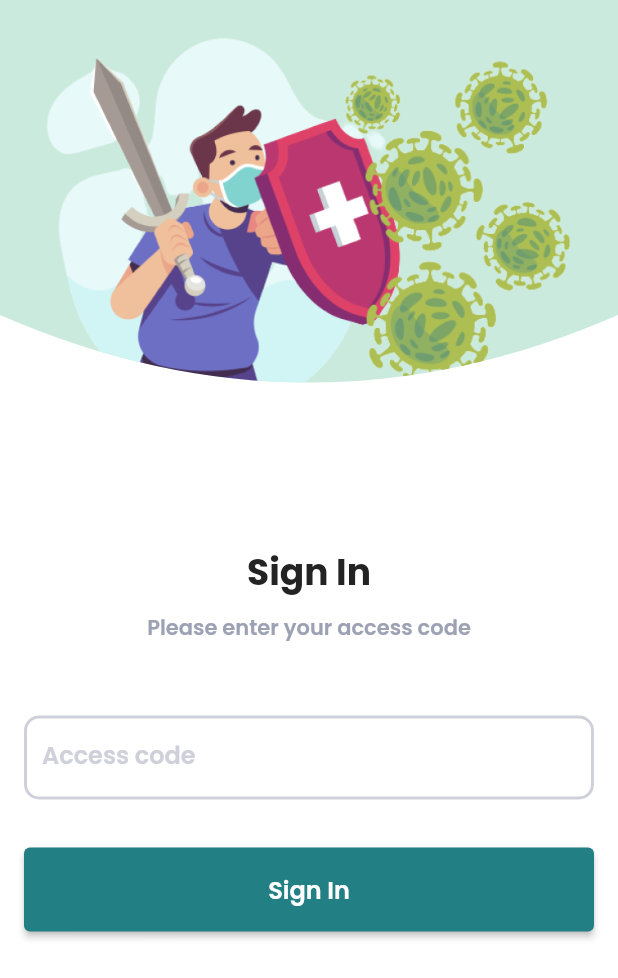
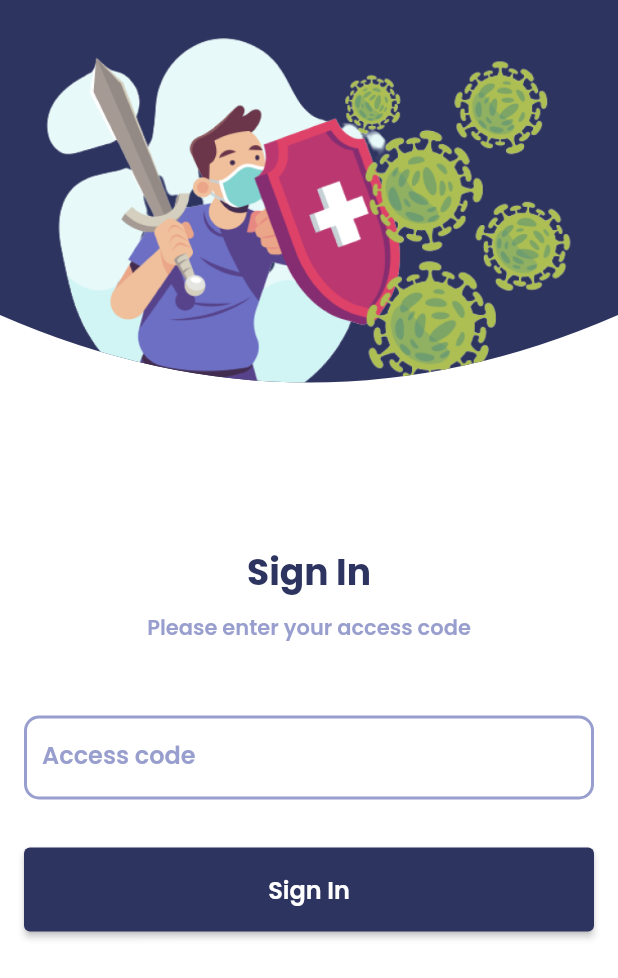
Before and after one commit to Alfyu07/covid_detection_system, a Flutter app: the screen it shows after launch, on a phone screen of 412 x 824 dp. Shown: the top 978 px of the screen. Run offline on Flutter 3.47's test engine with Material 2 defaults, Android fonts, the phone set to English and light mode, and no system bars; our stand-ins replace google_fonts.

Commit message:
add linting

```diff
--- /dev/null
+++ b/analysis_options.yaml
@@ -0,0 +1 @@
+include: package:lint/analysis_options.yaml
--- a/lib/shared/theme.dart
+++ b/lib/shared/theme.dart
@@ -1,11 +1,11 @@
 part of 'shared.dart';
 
-Color whiteColor = Color(0xffffffff);
+const Color whiteColor = Color(0xffffffff);
 
-Color darkGreenColor = Color(0xff227F83);
-Color greenColor = Color(0xff85C7B5);
-Color lighGreenColor = Color(0xffCBEADE);
-Color brokenWhiteColor = Color(0xffF6F4EB);
-Color primaryColor = Color(0xff232323);
-Color greyColor = Color(0xff9CA1B4);
-Color lightGreyColor = Color(0xffCED1DA);
+const Color primaryColor = Color(0xff2E3460);
+const Color secondaryColor = Color(0xffD6A93B);
+const Color blackColor = Color(0xff111322);
+const Color ghostWhiteColor = Color(0xffF1F2F8);
+const Color blueGreyColor = Color(0xff989ECD);
+const Color redColor = Color(0xffFF5C83);
+const Color greenColor = Color(0xff01CE59);
--- a/lib/ui/pages/sign_in_page.dart
+++ b/lib/ui/pages/sign_in_page.dart
@@ -20,8 +20,8 @@ class _SigninPageState extends State<SigninPage> {
                 clipper: SignInClipper(),
                 child: Container(
                   height: 300,
-                  decoration: BoxDecoration(
-                    color: lighGreenColor,
+                  decoration: const BoxDecoration(
+                    color: primaryColor,
                     image: DecorationImage(
                       image: AssetImage(
                         'assets/person_fighting_with_virus.png.png',
@@ -31,8 +31,8 @@ class _SigninPageState extends State<SigninPage> {
                 ),
               ),
             ),
-            SizedBox(height: 64),
-            Text(
+            const SizedBox(height: 64),
+            const Text(
               'Sign In',
               style: TextStyle(
                 color: primaryColor,
@@ -40,55 +40,57 @@ class _SigninPageState extends State<SigninPage> {
                 fontWeight: FontWeight.w700,
               ),
             ),
-            SizedBox(height: 8),
-            Text(
+            const SizedBox(height: 8),
+            const Text(
               'Please enter your access code',
               style: TextStyle(
-                color: greyColor,
+                color: blueGreyColor,
                 fontSize: 14,
                 fontWeight: FontWeight.w600,
               ),
             ),
-            SizedBox(height: 48),
+            const SizedBox(height: 48),
             Container(
-              padding: EdgeInsets.symmetric(horizontal: 16),
+              padding: const EdgeInsets.symmetric(horizontal: 16),
               height: 56,
               child: TextFormField(
                 decoration: InputDecoration(
                   hintText: 'Access code',
-                  hintStyle: TextStyle(
-                    color: lightGreyColor,
+                  hintStyle: const TextStyle(
+                    color: blueGreyColor,
                     fontSize: 16,
                     fontWeight: FontWeight.w600,
                   ),
                   enabledBorder: OutlineInputBorder(
-                    borderSide: BorderSide(width: 2, color: lightGreyColor),
+                    borderSide:
+                        const BorderSide(width: 2, color: blueGreyColor),
                     borderRadius: BorderRadius.circular(10),
                   ),
                   focusedBorder: OutlineInputBorder(
-                    borderSide: BorderSide(width: 2, color: greenColor),
+                    borderSide:
+                        const BorderSide(width: 2, color: secondaryColor),
                     borderRadius: BorderRadius.circular(10),
                   ),
                 ),
               ),
             ),
-            SizedBox(
+            const SizedBox(
               height: 32,
             ),
             Container(
               width: double.infinity,
               height: 56,
-              padding: EdgeInsets.symmetric(horizontal: 16),
+              padding: const EdgeInsets.symmetric(horizontal: 16),
               child: ElevatedButton(
                 onPressed: () {},
-                child: Text(
+                style: ElevatedButton.styleFrom(primary: primaryColor),
+                child: const Text(
                   'Sign In',
                   style: TextStyle(fontSize: 16, fontWeight: FontWeight.w600),
                 ),
-                style: ElevatedButton.styleFrom(primary: darkGreenColor),
               ),
             ),
-            SizedBox(
+            const SizedBox(
               height: 64,
             ),
           ],
--- a/pubspec.yaml
+++ b/pubspec.yaml
@@ -21,10 +21,11 @@ environment:
   sdk: ">=2.12.0 <3.0.0"
 
 dependencies:
+  cupertino_icons: ^1.0.2
   flutter:
     sdk: flutter
-  cupertino_icons: ^1.0.2
   google_fonts: ^2.1.0
+  lint: ^1.5.3
 
 dev_dependencies:
   flutter_test:
```
Also changed, not shown: pubspec.lock.
